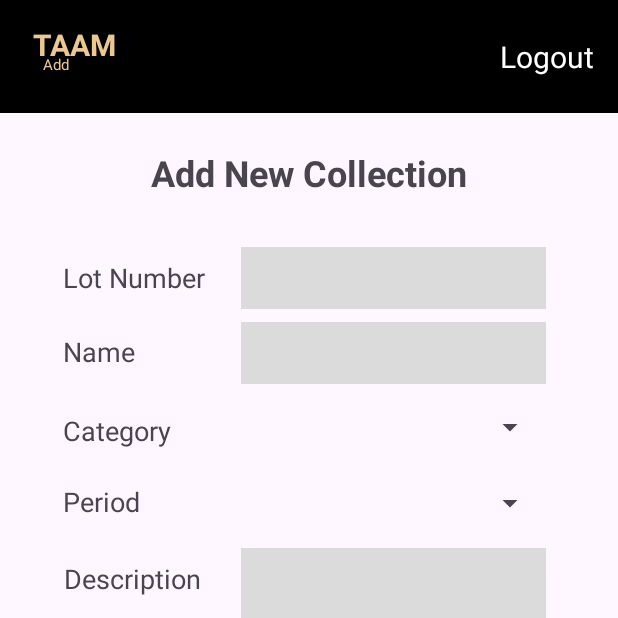
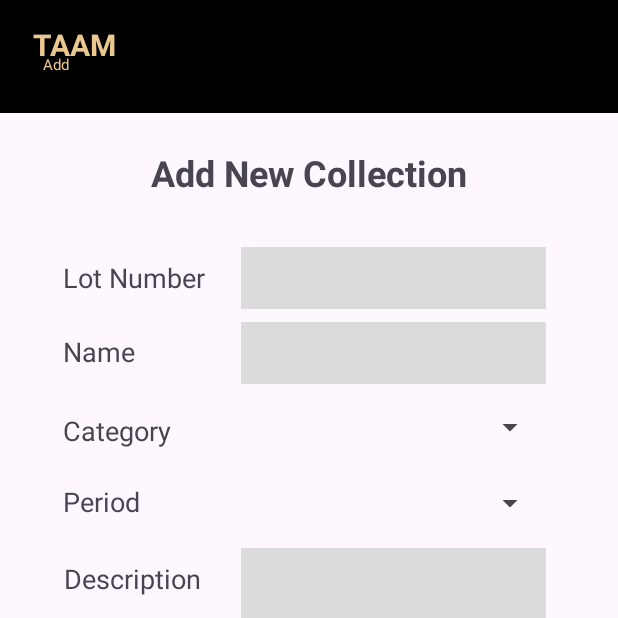
Before and after one commit to m2zhang/TAAM-item-management-app, an Android app: the fragment AddActivityFragment placed in its activity, on a phone screen of 412 x 824 dp, the top half of it. Run offline under Robolectric (Android 15) with nearby library versions, the phone set to English and light mode, and no system bars; our stand-ins replace Firebase (no records; nobody signed in at launch, a user with empty details on screens opened directly), Picasso; pictures from the network do not load.

Commit message:
fix: remove inactive logout button from add_activity.xml file

```diff
--- a/B07DemoSummer2024/app/src/main/res/layout/add_activity.xml
+++ b/B07DemoSummer2024/app/src/main/res/layout/add_activity.xml
@@ -16,20 +16,6 @@
         app:layout_constraintStart_toStartOf="parent"
         app:layout_constraintTop_toTopOf="parent"
         app:layout_constraintVertical_bias="0.0">
-
-        <TextView
-            android:id="@+id/logoutTextView"
-            android:layout_width="wrap_content"
-            android:layout_height="wrap_content"
-            android:layout_marginTop="24dp"
-            android:layout_marginEnd="16dp"
-            android:text="Logout"
-            android:textColor="@color/white"
-            android:textSize="20sp"
-            app:layout_constraintEnd_toEndOf="parent"
-            app:layout_constraintHorizontal_bias="1.0"
-            app:layout_constraintStart_toStartOf="parent"
-            app:layout_constraintTop_toTopOf="parent" />
 
         <TextView
             android:id="@+id/homeTextView"
```
